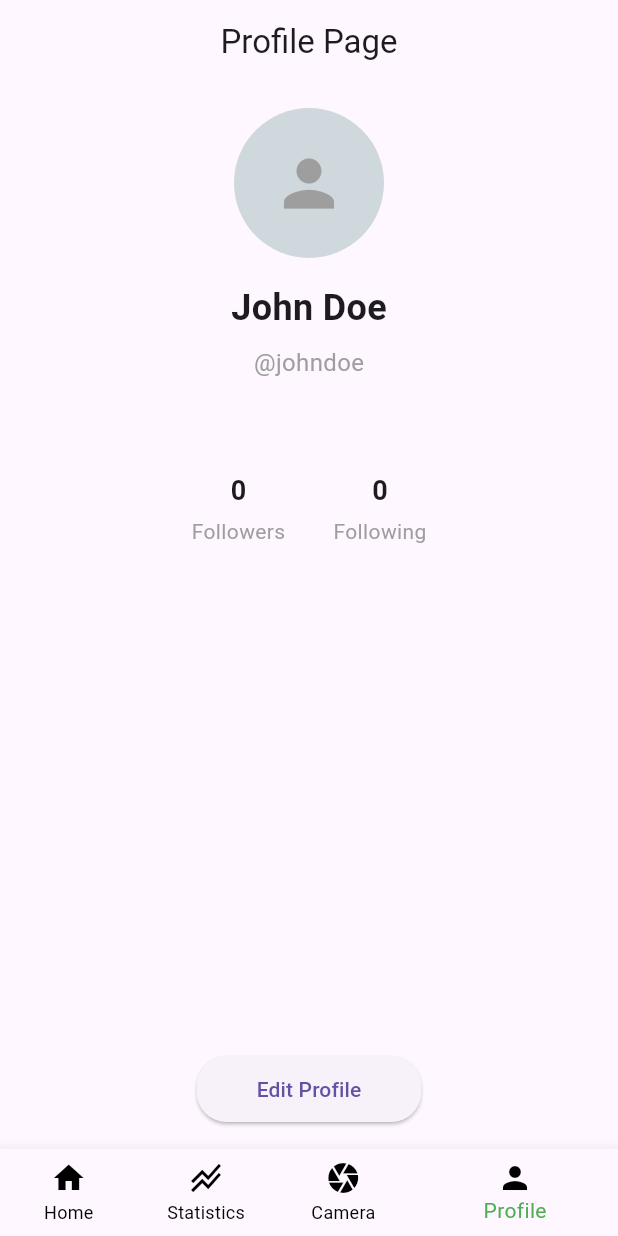
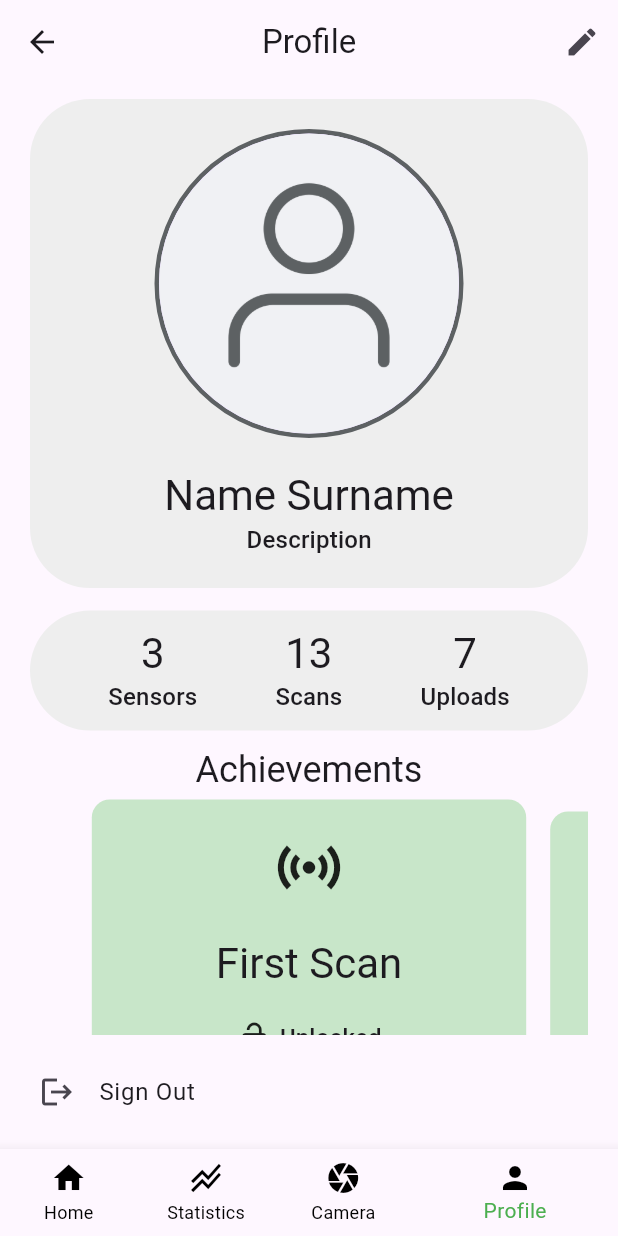
Before and after one commit to kostoskistefan/pulse-eco-pocket, a Flutter app: the screen it shows after launch, item 4 of the bottom bar chosen, on a phone screen of 412 x 824 dp. Run offline on Flutter 3.47's test engine with Material 3 defaults, Android fonts, the light colour scheme and no system bars; our stand-ins replace bloc, flutter_bloc; missing offline and left inert: usb_serial; network calls fail.

Commit message:
Add a profile page

```diff
--- /dev/null
+++ b/lib/features/navigation/presentation/model/Achievement.dart
@@ -0,0 +1,9 @@
+import 'package:flutter/material.dart';
+
+class Achievement {
+  String name;
+  IconData icon;
+  bool isUnlocked;
+
+  Achievement(this.name, this.icon, this.isUnlocked);
+}
--- /dev/null
+++ b/lib/features/navigation/presentation/model/User.dart
@@ -0,0 +1,6 @@
+class User {
+  String name;
+  String description;
+
+  User(this.name, this.description);
+}
--- /dev/null
+++ b/lib/features/navigation/presentation/model/UserStatistics.dart
@@ -0,0 +1,7 @@
+class UserStatistics {
+  int sensors = 0;
+  int scans = 0;
+  int uploads = 0;
+
+  UserStatistics(this.sensors, this.scans, this.uploads);
+}
--- a/lib/features/navigation/presentation/pages/home_page.dart
+++ b/lib/features/navigation/presentation/pages/home_page.dart
@@ -21,12 +21,7 @@ class _HomePageState extends State<HomePage> {
     const SensorPage(),
     Elements.hasInternet ? const StatisticsPage() : const NoInternetPage(),
     const StatisticsPage(),
-    const ProfilePage(
-      profileData: {
-        'name': 'John Doe',
-        'username': '@johndoe',
-      },
-    ),
+    ProfilePage(),
   ];
 
   @override
--- /dev/null
+++ b/lib/features/navigation/presentation/pages/profile/edit_profile_page.dart
@@ -0,0 +1,73 @@
+import 'package:flutter/material.dart';
+import '../../model/User.dart';
+
+class EditProfilePage extends StatefulWidget {
+  EditProfilePage({required this.user});
+
+  User? user;
+
+  @override
+  _EditProfilePageState createState() => _EditProfilePageState();
+}
+
+class _EditProfilePageState extends State<EditProfilePage> {
+  @override
+  Widget build(BuildContext context) {
+    return Scaffold(
+      appBar: _buildAppBar(context),
+      body: Container(
+        width: double.infinity,
+        padding: EdgeInsets.all(20),
+        child: Column(
+          children: [
+            Container(
+              decoration: BoxDecoration(
+                shape: BoxShape.circle,
+                border: Border.all(color: Color(0xFF5d6163), width: 3),
+              ),
+              child: CircleAvatar(
+                radius: 100,
+                backgroundImage: AssetImage('assets/images/defaultUser.png')
+              ),
+            ),
+            SizedBox(height: 20),
+            TextFormField(
+              decoration: InputDecoration(
+                labelText: 'Full Name',
+              ),
+              initialValue: widget.user?.name,
+              onChanged: (value) => widget.user?.name = value,
+            ),
+            SizedBox(height: 20),
+            TextFormField(
+              decoration: InputDecoration(
+                labelText: 'Description',
+              ),
+              initialValue: widget.user?.description,
+              onChanged: (value) => widget.user?.description = value,
+            ),
+            SizedBox(height: 8),
+            Text(
+              'The description is public information. Make sure to not include any personal information.',
+              style: TextStyle(fontSize: 14, color: Colors.grey),
+            ),
+          ]
+        )
+      )
+    );
+  }
+
+  AppBar _buildAppBar(BuildContext context) {
+    return AppBar(
+      leading: BackButton(
+        onPressed: () {
+          Navigator.of(context).pop(widget.user);
+        },
+      ),
+      title: Text('Edit Profile'),
+      centerTitle: true,
+      backgroundColor: Colors.transparent,
+      elevation: 0,
+    );
+  }
+}
--- a/lib/features/navigation/presentation/pages/profile/profile_page.dart
+++ b/lib/features/navigation/presentation/pages/profile/profile_page.dart
@@ -1,116 +1,204 @@
 import 'package:flutter/material.dart';
+import '../../model/Achievement.dart';
+import '../../model/User.dart';
+import '../../model/UserStatistics.dart';
+import 'edit_profile_page.dart';
 
-class ProfilePage extends StatelessWidget {
-  final Map<String, String> profileData;
-  // final List<Map<String, String>> dataCollected;
+class ProfilePage extends StatefulWidget {
+  @override
+  _ProfilePageState createState() => _ProfilePageState();
+}
 
-  const ProfilePage({required this.profileData, Key? key}) : super(key: key);
+class _ProfilePageState extends State<ProfilePage> {
+  int selectedAchievementIndex = 0;
+
+  static User user = User('Name Surname', 'Description');
+
+  static final UserStatistics statistics = UserStatistics(3, 13, 7);
+
+  static final List<Achievement> achievements = [
+    Achievement('First Scan', Icons.sensors, statistics.scans >= 1),
+    Achievement('First Upload', Icons.cloud_upload, statistics.uploads >= 1),
+    Achievement('10 Scans', Icons.sensors, statistics.scans >= 10),
+    Achievement('10 Uploads', Icons.cloud_upload, statistics.uploads >= 10),
+    Achievement('100 Scans', Icons.sensors, statistics.scans >= 100),
+    Achievement('100 Uploads', Icons.cloud_upload, statistics.uploads >= 100),
+    Achievement('500 Scans', Icons.sensors, statistics.scans >= 500),
+    Achievement('500 Uploads', Icons.cloud_upload, statistics.uploads >= 500),
+    Achievement('1000 Scans', Icons.sensors, statistics.scans >= 1000),
+    Achievement('1000 Uploads', Icons.cloud_upload, statistics.uploads >= 1000),
+  ];
 
   @override
   Widget build(BuildContext context) {
     return Scaffold(
-      appBar: AppBar(
-        title: const Text('Profile Page'),
-        centerTitle: true,
-      ),
-      body: Padding(
-        padding: const EdgeInsets.all(16.0),
+      appBar: _buildAppBar(context),
+      body: Column(
+        children: [
+          Expanded(
+            child: SingleChildScrollView(
+              child: Padding(
+                padding: EdgeInsets.only(top: 10, bottom: 10, left: 20, right: 20),
                 child: Column(
                   children: [
-            CircleAvatar(
-              radius: 50,
-              backgroundColor: Colors.blueGrey[100],
-              child: const Icon(
-                Icons.person,
-                size: 50,
-                color: Colors.grey,
+                    _buildProfile(context),
+                    _buildStatisticsOverview(context),
+                    _buildAchievements(context),
+                  ],
                 ),
               ),
-
-            const SizedBox(height: 16),
-            Text(
-              profileData['name'] ?? '',
-              style: const TextStyle(
-                fontSize: 24,
-                fontWeight: FontWeight.bold,
             ),
           ),
-
-            const SizedBox(height: 8),
-            Text(
-              profileData['username'] ?? '',
-              style: const TextStyle(
-                fontSize: 16,
-                color: Colors.grey,
-              ),
-            ),
-
-            const SizedBox(height: 16),
-            Text(
-              profileData['bio'] ?? '',
-              textAlign: TextAlign.center,
-              style: const TextStyle(
-                fontSize: 14,
-                color: Colors.black87,
-              ),
-            ),
-
-            const SizedBox(height: 24),
-            Row(
-              mainAxisAlignment: MainAxisAlignment.center,
-              children: [
-                _buildStatItem(
-                  label: 'Followers',
-                  value: profileData['followers'] ?? '0',
-                ),
-                const SizedBox(width: 32),
-                _buildStatItem(
-                  label: 'Following',
-                  value: profileData['following'] ?? '0',
-                ),
+          _buildBottomButtons(context),
         ],
-            ),
-            const Spacer(),
-            ElevatedButton(
-              onPressed: () {
-                // Add your functionality here
-                ScaffoldMessenger.of(context).showSnackBar(
-                  const SnackBar(content: Text('Edit Profile Button Pressed!')),
-                );
-              },
-              style: ElevatedButton.styleFrom(
-                shape: RoundedRectangleBorder(
-                  borderRadius: BorderRadius.circular(20),
-                ),
-                padding: const EdgeInsets.symmetric(horizontal: 40, vertical: 12),
-              ),
-              child: const Text('Edit Profile'),
-            ),
-          ],
-        ),
       ),
     );
   }
 
-  Widget _buildStatItem({required String label, required String value}) {
+  AppBar _buildAppBar(BuildContext context) {
+    return AppBar(
+      leading: BackButton(),
+      title: Text('Profile'),
+      actions: [
+        IconButton(icon: Icon(Icons.edit), onPressed: _goToEditProfile),
+      ],
+      centerTitle: true,
+      backgroundColor: Colors.transparent,
+      elevation: 0,
+    );
+  }
+
+  Widget _buildProfile(BuildContext context) {
+    return Container(
+      padding: EdgeInsets.all(20),
+      decoration: BoxDecoration(
+        borderRadius: BorderRadius.circular(40),
+        color: Colors.grey[200],
+      ),
+      width: double.infinity,
+      child: Column(
+        children: [
+          Container(
+            decoration: BoxDecoration(
+              shape: BoxShape.circle,
+              border: Border.all(color: Color(0xFF5d6163), width: 3),
+            ),
+            child: CircleAvatar(
+              radius: 100,
+              backgroundImage: AssetImage('assets/images/defaultUser.png')
+            ),
+          ),
+          SizedBox(height: 20),
+          Text(user.name, style: Theme.of(context).textTheme.headlineMedium),
+          Text(user.description, style: Theme.of(context).textTheme.titleMedium),
+        ]
+      )
+    );
+  }
+
+  Widget _buildStatisticsOverview(BuildContext context) {
+    return Padding(
+      padding: EdgeInsets.only(top: 15, bottom: 10),
+      child: Container(
+        decoration: BoxDecoration(
+          color: Colors.grey[200],
+          borderRadius: BorderRadius.circular(100),
+        ),
+        padding: EdgeInsets.symmetric(vertical: 10),
+        child: Row(
+          mainAxisAlignment: MainAxisAlignment.spaceEvenly,
+          children: [
+            __buildStatistic(context, 'Sensors', statistics.sensors.toString()),
+            __buildStatistic(context, 'Scans', statistics.scans.toString()),
+            __buildStatistic(context, 'Uploads', statistics.uploads.toString()),
+          ]
+        )
+      )
+    );
+  }
+
+  Widget __buildStatistic(BuildContext context, String title, String value) {
     return Column(
       children: [
-        Text(
-          value,
-          style: const TextStyle(
-            fontSize: 18,
-            fontWeight: FontWeight.bold,
+        Text(value, style: Theme.of(context).textTheme.headlineMedium),
+        Text(title, style: Theme.of(context).textTheme.titleMedium),
+      ]
+    );
+  }
+
+  Widget _buildAchievements(BuildContext context) {
+    return Column(
+      children: [
+        Text('Achievements', style: Theme.of(context).textTheme.headlineSmall),
+        SizedBox(
+          height: 200,
+          child: PageView.builder(
+            itemCount: achievements.length,
+            controller: PageController(viewportFraction: 0.8),
+            onPageChanged: (index) =>
+            setState(() => selectedAchievementIndex = index),
+            itemBuilder: (context, index) {
+              return AnimatedPadding(
+                duration: const Duration(milliseconds: 400),
+                curve: Curves.fastOutSlowIn,
+                padding: EdgeInsets.all(selectedAchievementIndex == index ? 0.0 : 8.0),
+                child: Card(
+                  color: achievements[index].isUnlocked ? Colors.green[100] : Colors.red[100],
+                  child: _buildAchievement(context, achievements[index]),
+                  elevation: 0,
                 ),
-        ),
-        const SizedBox(height: 4),
-        Text(
-          label,
-          style: const TextStyle(
-            fontSize: 14,
-            color: Colors.grey,
+              );
+            },
           ),
         ),
       ],
     );
   }
+
+  Widget _buildAchievement(BuildContext context, Achievement achievement) {
+    String text_status = achievement.isUnlocked ? 'Unlocked' : 'Locked';
+    return Center(
+      child: Column(
+        mainAxisAlignment: MainAxisAlignment.spaceEvenly,
+        children: [
+          Icon(achievement.icon, size: 50),
+          Text(achievement.name, style: Theme.of(context).textTheme.headlineMedium),
+          Row(
+            mainAxisAlignment: MainAxisAlignment.center,
+            children: [
+              Icon(achievement.isUnlocked ? Icons.lock_open : Icons.lock),
+              SizedBox(width: 5),
+              Text(text_status, style: Theme.of(context).textTheme.titleMedium),
+            ]
+          )
+        ]
+      )
+    );
   }
+
+  Widget _buildBottomButtons(BuildContext context) {
+    return Container(
+      padding: EdgeInsets.all(10),
+      child: Column(
+        children: [
+          ListTile(
+            shape: RoundedRectangleBorder(borderRadius: BorderRadius.circular(100)),
+            leading: Icon(Icons.logout),
+            title: Text('Sign Out'),
+            onTap: () {},
+          ),
+        ],
+      ),
+    );
+  }
+
+  Future<void> _goToEditProfile() async {
+    final result = await Navigator.of(context).push(
+      MaterialPageRoute(builder: (context) => EditProfilePage(user: user))
+    );
+
+    if (result != null) {
+      setState(() => user = result);
+    }
+  }
+}
--- a/pubspec.yaml
+++ b/pubspec.yaml
@@ -63,6 +63,7 @@ flutter:
   # the material Icons class.
   uses-material-design: true
   assets:
+    - assets/images/defaultUser.png
     - lib/features/navigation/presentation/images/logo.png
 
   # To add assets to your application, add an assets section, like this:
```
Also changed, not shown: assets/images/defaultUser.png (added). Lines whose indentation alone changed are shown as unchanged.
